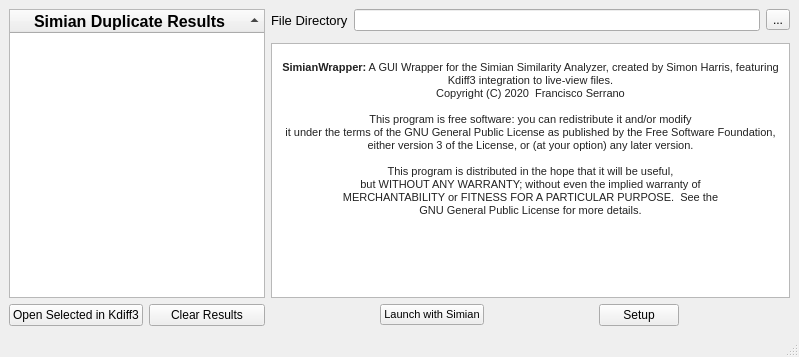
The window that ui/form.ui (OpMaxis/SimianWrapper) describes before a commit, drawn with Qt 5.
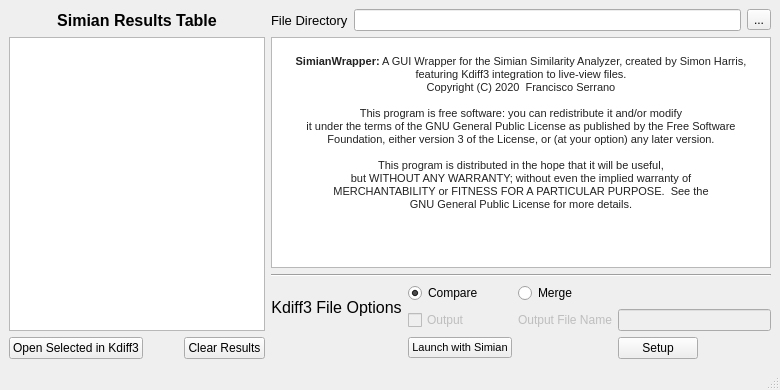
The same window after the commit.

Commit message: Cleaned up GUI, implemented full back-end operation suite

```diff
--- a/ui/form.ui
+++ b/ui/form.ui
@@ -7,8 +7,8 @@
    <rect>
     <x>0</x>
     <y>0</y>
-    <width>799</width>
-    <height>357</height>
+    <width>780</width>
+    <height>390</height>
    </rect>
   </property>
   <property name="sizePolicy">
@@ -34,10 +34,27 @@
   </property>
   <widget class="QWidget" name="MainContents">
    <layout class="QGridLayout" name="gridLayout">
-    <item row="0" column="0" rowspan="4">
-     <layout class="QGridLayout" name="ResultsGrid">
-      <item row="1" column="1">
-       <widget class="QPushButton" name="pushButton_3">
+    <item row="9" column="7">
+     <widget class="QPushButton" name="simianSetupButton">
+      <property name="sizePolicy">
+       <sizepolicy hsizetype="Fixed" vsizetype="Fixed">
+        <horstretch>0</horstretch>
+        <verstretch>0</verstretch>
+       </sizepolicy>
+      </property>
+      <property name="toolTip">
+       <string>&lt;html&gt;&lt;head/&gt;&lt;body&gt;&lt;p&gt;Opens the setup, which allows you to set the working file directory where your Simian and Kdiff3 installation is located, as well as command line options.&lt;/p&gt;&lt;/body&gt;&lt;/html&gt;</string>
+      </property>
+      <property name="text">
+       <string>Setup</string>
+      </property>
+      <property name="checkable">
+       <bool>false</bool>
+      </property>
+     </widget>
+    </item>
+    <item row="9" column="0" colspan="2">
+     <widget class="QPushButton" name="openKdiff3Button">
         <property name="enabled">
          <bool>true</bool>
         </property>
@@ -55,48 +72,87 @@
         </property>
        </widget>
       </item>
-      <item row="0" column="1" colspan="3">
-       <widget class="QTreeWidget" name="ResultsTable">
-        <property name="sizePolicy">
-         <sizepolicy hsizetype="Expanding" vsizetype="Expanding">
-          <horstretch>0</horstretch>
-          <verstretch>0</verstretch>
-         </sizepolicy>
-        </property>
-        <property name="editTriggers">
-         <set>QAbstractItemView::NoEditTriggers</set>
-        </property>
-        <property name="tabKeyNavigation">
-         <bool>true</bool>
-        </property>
-        <property name="selectionMode">
-         <enum>QAbstractItemView::ExtendedSelection</enum>
-        </property>
-        <property name="sortingEnabled">
-         <bool>true</bool>
-        </property>
-        <property name="columnCount">
-         <number>1</number>
-        </property>
-        <column>
+    <item row="6" column="6">
+     <widget class="QLabel" name="Kdiff3OutFileName">
+      <property name="enabled">
+       <bool>false</bool>
+      </property>
+      <property name="toolTip">
+       <string>&lt;html&gt;&lt;head/&gt;&lt;body&gt;&lt;p&gt;Name of Output file generated by merge result.&lt;/p&gt;&lt;/body&gt;&lt;/html&gt;</string>
+      </property>
+      <property name="text">
+       <string>Output File Name</string>
+      </property>
+      <property name="buddy">
+       <cstring>Kdiff3OutputLine</cstring>
+      </property>
+     </widget>
+    </item>
+    <item row="4" column="3" colspan="8">
+     <widget class="Line" name="SimianFileToKdiffLine">
+      <property name="orientation">
+       <enum>Qt::Horizontal</enum>
+      </property>
+     </widget>
+    </item>
+    <item row="5" column="6">
+     <widget class="QRadioButton" name="Kdiff3MergeButton">
+      <property name="toolTip">
+       <string>&lt;html&gt;&lt;head/&gt;&lt;body&gt;&lt;p&gt;Merge the input.&lt;/p&gt;&lt;/body&gt;&lt;/html&gt;</string>
+      </property>
          <property name="text">
-          <string>Simian Duplicate Results</string>
-         </property>
+       <string>Merge</string>
+      </property>
+     </widget>
+    </item>
+    <item row="5" column="3" rowspan="2" colspan="2">
+     <widget class="QLabel" name="Kdiff3FileOptionsLabel">
          <property name="font">
           <font>
            <pointsize>12</pointsize>
-           <weight>75</weight>
-           <bold>true</bold>
-          </font>
-         </property>
-         <property name="textAlignment">
-          <set>AlignCenter</set>
-         </property>
-        </column>
-       </widget>
-      </item>
-      <item row="1" column="2" colspan="2">
-       <widget class="QPushButton" name="pushButton_4">
+        <weight>50</weight>
+        <bold>false</bold>
+       </font>
+      </property>
+      <property name="layoutDirection">
+       <enum>Qt::LeftToRight</enum>
+      </property>
+      <property name="text">
+       <string>Kdiff3 File Options</string>
+      </property>
+      <property name="alignment">
+       <set>Qt::AlignCenter</set>
+      </property>
+     </widget>
+    </item>
+    <item row="6" column="5">
+     <widget class="QCheckBox" name="Kdiff3OutputCheck">
+      <property name="enabled">
+       <bool>false</bool>
+      </property>
+      <property name="toolTip">
+       <string>Output a merged file into a new file. (Not available in Compare.)</string>
+      </property>
+      <property name="text">
+       <string>Output</string>
+      </property>
+     </widget>
+    </item>
+    <item row="5" column="5">
+     <widget class="QRadioButton" name="Kdfiff3CompareButton">
+      <property name="toolTip">
+       <string>&lt;html&gt;&lt;head/&gt;&lt;body&gt;&lt;p&gt;Compares the results given in the base form.&lt;/p&gt;&lt;/body&gt;&lt;/html&gt;</string>
+      </property>
+      <property name="text">
+       <string>Compare</string>
+      </property>
+      <property name="checked">
+       <bool>true</bool>
+      </property>
+     </widget>
+    </item>
+    <item row="9" column="2">
+     <widget class="QPushButton" name="clearResultsButton">
         <property name="enabled">
          <bool>true</bool>
         </property>
@@ -114,11 +170,45 @@
         </property>
        </widget>
       </item>
-     </layout>
+    <item row="9" column="5">
+     <widget class="QPushButton" name="simianLaunchButton">
+      <property name="sizePolicy">
+       <sizepolicy hsizetype="Fixed" vsizetype="Fixed">
+        <horstretch>0</horstretch>
+        <verstretch>0</verstretch>
+       </sizepolicy>
+      </property>
+      <property name="font">
+       <font>
+        <pointsize>8</pointsize>
+       </font>
+      </property>
+      <property name="toolTip">
+       <string>&lt;html&gt;&lt;head/&gt;&lt;body&gt;&lt;p&gt;&lt;span style=&quot; font-family:'Helvetica'; font-size:12px; color:#000000; background-color:#f8f9fa;&quot;&gt;Launches the Simian program with the file directory listed in Setup to compare the files. &lt;/span&gt;&lt;/p&gt;&lt;p&gt;&lt;span style=&quot; font-family:'Helvetica'; font-size:12px; color:#000000; background-color:#f8f9fa;&quot;&gt;If files are listed, only the compared files will be listed in the Duplicate View.&lt;/span&gt;&lt;/p&gt;&lt;/body&gt;&lt;/html&gt;</string>
+      </property>
+      <property name="text">
+       <string>Launch with Simian</string>
+      </property>
+     </widget>
     </item>
-    <item row="0" column="1">
-     <layout class="QHBoxLayout" name="FileDirectoryContents">
-      <item>
+    <item row="0" column="0" colspan="3">
+     <widget class="QLabel" name="SimianResultsLabel">
+      <property name="font">
+       <font>
+        <pointsize>12</pointsize>
+        <weight>75</weight>
+        <bold>true</bold>
+       </font>
+      </property>
+      <property name="text">
+       <string>Simian Results Table</string>
+      </property>
+      <property name="alignment">
+       <set>Qt::AlignCenter</set>
+      </property>
+     </widget>
+    </item>
+    <item row="0" column="3">
        <widget class="QLabel" name="FileDirectoryName">
         <property name="font">
          <font>
@@ -135,10 +225,7 @@
         </property>
        </widget>
       </item>
-      <item>
-       <widget class="QLineEdit" name="FileDirectoryText"/>
-      </item>
-      <item>
+    <item row="0" column="10">
        <widget class="QToolButton" name="FileDirectoryButton">
         <property name="toolTip">
          <string>&lt;html&gt;&lt;head/&gt;&lt;body&gt;&lt;p&gt;Select the directory that you will be analyzing with Simian.&lt;/p&gt;&lt;/body&gt;&lt;/html&gt;</string>
@@ -148,9 +235,29 @@
         </property>
        </widget>
       </item>
-     </layout>
+    <item row="0" column="4" colspan="6">
+     <widget class="QLineEdit" name="FileDirectoryText"/>
     </item>
-    <item row="2" column="1">
+    <item row="1" column="0" rowspan="6" colspan="3">
+     <widget class="QListWidget" name="ResultsTable">
+      <property name="sizePolicy">
+       <sizepolicy hsizetype="Expanding" vsizetype="Expanding">
+        <horstretch>0</horstretch>
+        <verstretch>0</verstretch>
+       </sizepolicy>
+      </property>
+      <property name="editTriggers">
+       <set>QAbstractItemView::NoEditTriggers</set>
+      </property>
+      <property name="tabKeyNavigation">
+       <bool>true</bool>
+      </property>
+      <property name="selectionMode">
+       <enum>QAbstractItemView::ExtendedSelection</enum>
+      </property>
+     </widget>
+    </item>
+    <item row="1" column="3" rowspan="3" colspan="8">
      <widget class="QTextEdit" name="textEdit">
       <property name="enabled">
        <bool>true</bool>
@@ -186,49 +293,18 @@
       </property>
      </widget>
     </item>
-    <item row="3" column="1">
-     <layout class="QHBoxLayout" name="horizontalLayout_5">
-      <item>
-       <widget class="QPushButton" name="pushButton">
-        <property name="sizePolicy">
-         <sizepolicy hsizetype="Fixed" vsizetype="Fixed">
-          <horstretch>0</horstretch>
-          <verstretch>0</verstretch>
-         </sizepolicy>
-        </property>
-        <property name="font">
-         <font>
-          <pointsize>8</pointsize>
-         </font>
-        </property>
-        <property name="toolTip">
-         <string>&lt;html&gt;&lt;head/&gt;&lt;body&gt;&lt;p&gt;&lt;span style=&quot; font-family:'Helvetica'; font-size:12px; color:#000000; background-color:#f8f9fa;&quot;&gt;Launches the Simian program with the file directory listed in Setup to compare the files. &lt;/span&gt;&lt;/p&gt;&lt;p&gt;&lt;span style=&quot; font-family:'Helvetica'; font-size:12px; color:#000000; background-color:#f8f9fa;&quot;&gt;If files are listed, only the compared files will be listed in the Duplicate View.&lt;/span&gt;&lt;/p&gt;&lt;/body&gt;&lt;/html&gt;</string>
-        </property>
-        <property name="text">
-         <string>Launch with Simian</string>
-        </property>
-       </widget>
-      </item>
-      <item>
-       <widget class="QPushButton" name="pushButton_2">
-        <property name="sizePolicy">
-         <sizepolicy hsizetype="Fixed" vsizetype="Fixed">
-          <horstretch>0</horstretch>
-          <verstretch>0</verstretch>
-         </sizepolicy>
-        </property>
-        <property name="toolTip">
-         <string>&lt;html&gt;&lt;head/&gt;&lt;body&gt;&lt;p&gt;Opens the setup, which allows you to set the working file directory where your Simian and Kdiff3 installation is located, as well as command line options.&lt;/p&gt;&lt;/body&gt;&lt;/html&gt;</string>
-        </property>
-        <property name="text">
-         <string>Setup</string>
-        </property>
-        <property name="checkable">
+    <item row="6" column="7" colspan="4">
+     <widget class="QLineEdit" name="Kdiff3OutputLine">
+      <property name="enabled">
          <bool>false</bool>
         </property>
-       </widget>
-      </item>
-     </layout>
+      <property name="minimumSize">
+       <size>
+        <width>100</width>
+        <height>10</height>
+       </size>
+      </property>
+     </widget>
     </item>
    </layout>
   </widget>
```
Left out of the diff: 36 changed lines with no effect on the pictures. Lines whose indentation alone changed are shown as unchanged. The commit also changes 7 other files.
